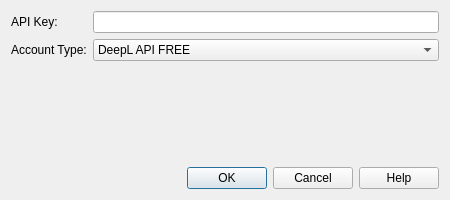
VoxelCubes/DeepQt, file ui-files/api_config.ui: the form before one commit.
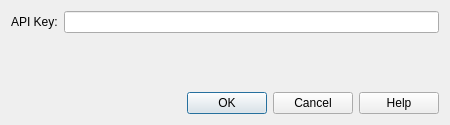
The form after the commit.

Commit message:
Remove redundant combobox for free/paid api
The api can detect the account type by the suffix of the api key. This combobox was entirely useless to begin with, since the python api already handles the correct server connection.

What changed in the file:
```diff
--- a/ui-files/api_config.ui
+++ b/ui-files/api_config.ui
@@ -7,7 +7,7 @@
     <x>0</x>
     <y>0</y>
     <width>450</width>
-    <height>200</height>
+    <height>125</height>
    </rect>
   </property>
   <property name="windowTitle">
@@ -30,27 +30,6 @@
        </property>
       </widget>
      </item>
-     <item row="1" column="0">
-      <widget class="QLabel" name="label_2">
-       <property name="text">
-        <string>Account Type:</string>
-       </property>
-      </widget>
-     </item>
-     <item row="1" column="1">
-      <widget class="QComboBox" name="comboBox_api_type">
-       <item>
-        <property name="text">
-         <string>DeepL API FREE</string>
-        </property>
-       </item>
-       <item>
-        <property name="text">
-         <string>DeepL API PRO</string>
-        </property>
-       </item>
-      </widget>
-     </item>
     </layout>
    </item>
    <item>
```
The commit also changes 6 other files.
